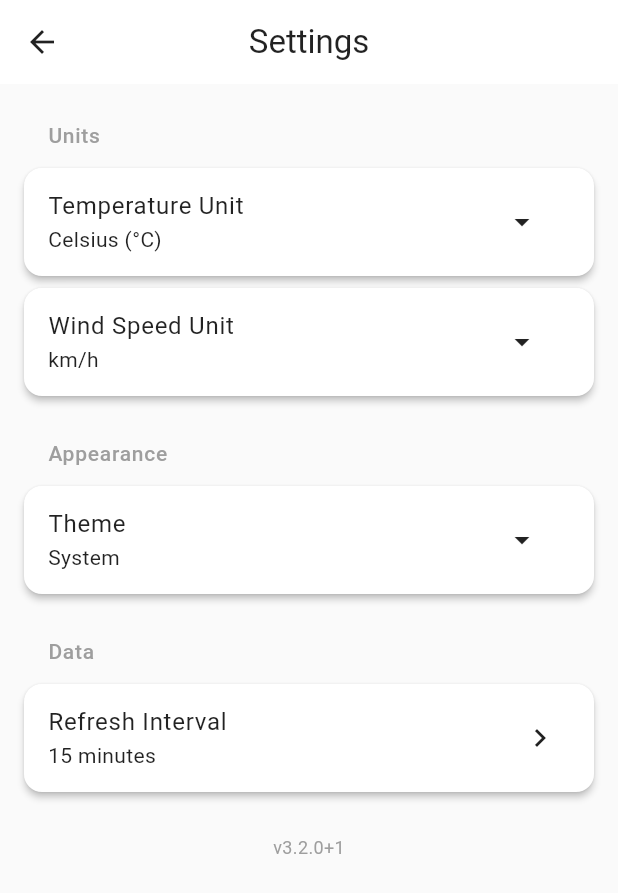
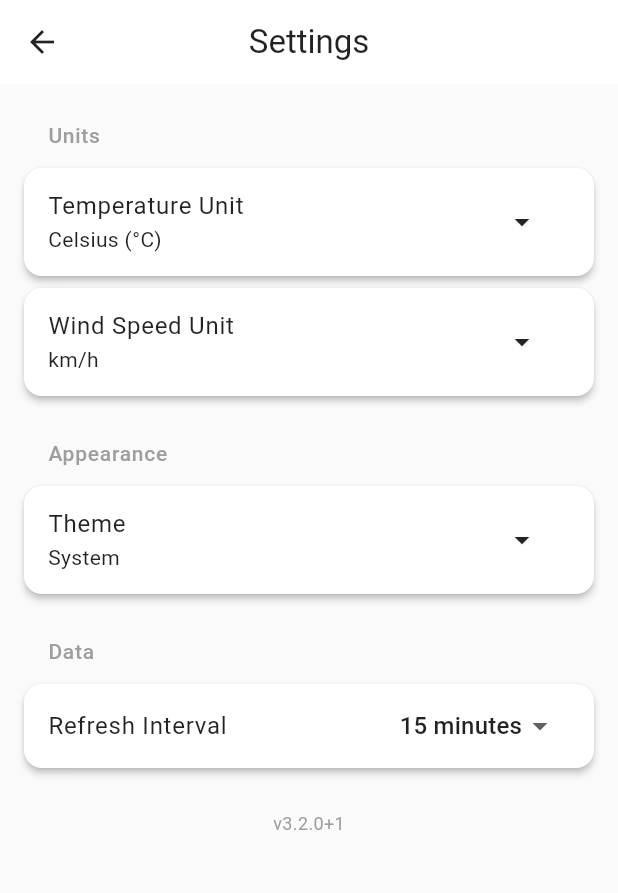
Before and after one commit to theolidec/WeatherMobileApp, a Flutter app: the SettingsPage screen opened directly, on a phone screen of 412 x 824 dp. Shown: the top 893 px of the screen. Run offline on Flutter 3.47's test engine with Material 3 defaults, Android fonts, the phone set to English and light mode, and no system bars; our stand-ins replace package_info_plus, shared_preferences; accounts and stored records are empty; network calls fail.

Commit message:
implement update interval

```diff
--- a/lib/src/data/providers/settings_provider.dart
+++ b/lib/src/data/providers/settings_provider.dart
@@ -4,15 +4,40 @@ import 'package:shared_preferences/shared_preferences.dart';
 enum TemperatureUnit { celsius, fahrenheit }
 enum SpeedUnit { kmh, mph, ms }
 
+enum RefreshInterval {
+  fiveMinutes(5, '5 minutes'),
+  fifteenMinutes(15, '15 minutes'),
+  thirtyMinutes(30, '30 minutes'),
+  oneHour(60, '1 hour'),
+  twoHours(120, '2 hours');
+
+  final int minutes;
+  final String displayName;
+
+  const RefreshInterval(this.minutes, this.displayName);
+
+  static RefreshInterval fromMinutes(int minutes) {
+    return RefreshInterval.values.firstWhere(
+      (interval) => interval.minutes == minutes,
+      orElse: () => RefreshInterval.fifteenMinutes,
+    );
+  }
+}
+
 class SettingsProvider extends ChangeNotifier {
   static const String _tempUnitKey = 'temperature_unit';
   static const String _speedUnitKey = 'speed_unit';
+  static const String _refreshIntervalKey = 'refresh_interval';
+  static const int _defaultRefreshInterval = 15; // minutes
 
   TemperatureUnit _temperatureUnit = TemperatureUnit.celsius;
   SpeedUnit _speedUnit = SpeedUnit.kmh;
+  int _refreshInterval = _defaultRefreshInterval;
 
   TemperatureUnit get temperatureUnit => _temperatureUnit;
   SpeedUnit get speedUnit => _speedUnit;
+  int get refreshIntervalMinutes => _refreshInterval;
+  RefreshInterval get refreshInterval => RefreshInterval.fromMinutes(_refreshInterval);
 
   bool get isCelsius => _temperatureUnit == TemperatureUnit.celsius;
   bool get isKmh => _speedUnit == SpeedUnit.kmh;
@@ -31,6 +56,7 @@ class SettingsProvider extends ChangeNotifier {
     _speedUnit = SpeedUnit.values[
       prefs.getInt(_speedUnitKey) ?? SpeedUnit.kmh.index
     ];
+    _refreshInterval = prefs.getInt(_refreshIntervalKey) ?? _defaultRefreshInterval;
     notifyListeners();
   }
 
@@ -70,4 +96,13 @@ class SettingsProvider extends ChangeNotifier {
         return '${speedKmh.toStringAsFixed(1)} km/h';
     }
   }
+
+  Future<void> setRefreshInterval(RefreshInterval interval) async {
+    if (_refreshInterval == interval.minutes) return;
+
+    _refreshInterval = interval.minutes;
+    final prefs = await SharedPreferences.getInstance();
+    await prefs.setInt(_refreshIntervalKey, _refreshInterval);
+    notifyListeners();
+  }
 }
--- a/lib/src/presentation/pages/settings_page.dart
+++ b/lib/src/presentation/pages/settings_page.dart
@@ -3,6 +3,7 @@ import 'package:provider/provider.dart';
 import 'package:package_info_plus/package_info_plus.dart';
 import '../../theme/theme_provider.dart';
 import '../../data/providers/settings_provider.dart';
+import 'package:flutter/material.dart';
 
 class SettingsPage extends StatelessWidget {
   const SettingsPage({super.key});
@@ -119,10 +120,33 @@ class SettingsPage extends StatelessWidget {
 
           const SizedBox(height: 16),
           _buildSectionHeader('Data'),
-          _buildListTile(
-            title: 'Refresh Interval',
-            subtitle: '15 minutes',
-            onTap: () {},
+          Consumer<SettingsProvider>(
+            builder: (context, settings, _) {
+              return Card(
+                margin: const EdgeInsets.symmetric(vertical: 4.0, horizontal: 0),
+                child: ListTile(
+                  title: const Text('Refresh Interval'),
+                  trailing: DropdownButtonHideUnderline(
+                    child: DropdownButton<RefreshInterval>(
+                      value: settings.refreshInterval,
+                      isDense: true,
+                      underline: const SizedBox(),
+                      items: RefreshInterval.values.map((interval) {
+                        return DropdownMenuItem<RefreshInterval>(
+                          value: interval,
+                          child: Text(interval.displayName),
+                        );
+                      }).toList(),
+                      onChanged: (RefreshInterval? newValue) {
+                        if (newValue != null) {
+                          settings.setRefreshInterval(newValue);
+                        }
+                      },
+                    ),
+                  ),
+                ),
+              );
+            },
           ),
 
           const SizedBox(height: 24),
```
Also changed, not shown: lib/src/presentation/pages/home_page.dart (+33 -0 lines).
